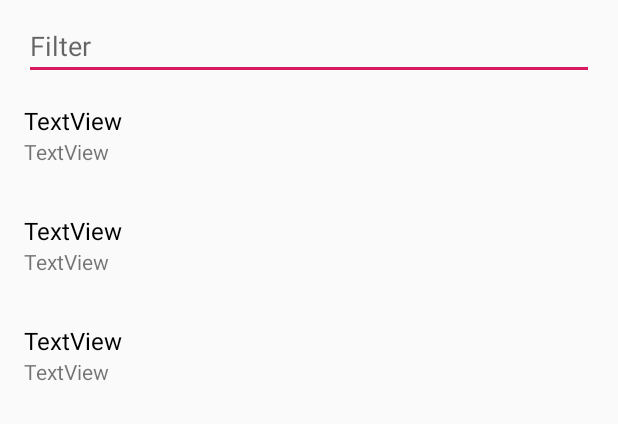
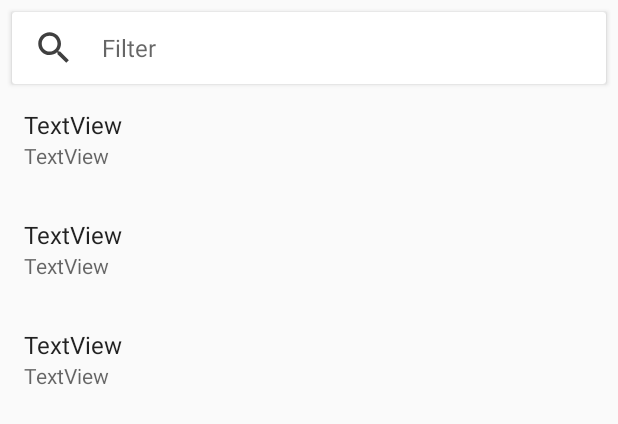
Before and after one commit to starwheel/city-filter-map-android, an Android app: the layout fr_city_list.xml on its own in the app's theme, with its tools: preview values and no code run, on a phone screen of 412 x 824 dp. Shown: the top 424 px of the screen. Run offline under Robolectric (Android 15) with nearby library versions, the phone set to English and light mode, and no system bars.

Commit message:
Update UI components to Material Design

```diff
--- a/app/build.gradle
+++ b/app/build.gradle
@@ -29,9 +29,11 @@ dependencies {
     implementation fileTree(dir: 'libs', include: ['*.jar'])
     implementation 'androidx.appcompat:appcompat:1.1.0'
     implementation 'com.google.android.gms:play-services-maps:17.0.0'
+    implementation 'com.google.android.material:material:1.0.0'
     implementation 'androidx.constraintlayout:constraintlayout:1.1.3'
     implementation 'androidx.lifecycle:lifecycle-extensions:2.1.0'
-    implementation 'androidx.recyclerview:recyclerview:1.0.0'
+    implementation 'androidx.recyclerview:recyclerview:1.1.0'
+    implementation 'androidx.cardview:cardview:1.0.0'
 
     implementation "com.google.code.gson:gson:$gson_version"
 
--- a/app/src/main/java/com/backbase/cityfiltermap/ui/search/CityListFragment.java
+++ b/app/src/main/java/com/backbase/cityfiltermap/ui/search/CityListFragment.java
@@ -14,10 +14,12 @@ import android.widget.ProgressBar;
 
 import androidx.annotation.NonNull;
 import androidx.annotation.Nullable;
+import androidx.core.content.ContextCompat;
 import androidx.fragment.app.Fragment;
 import androidx.lifecycle.Observer;
 import androidx.lifecycle.ViewModelProviders;
 import androidx.recyclerview.widget.DiffUtil;
+import androidx.recyclerview.widget.DividerItemDecoration;
 import androidx.recyclerview.widget.LinearLayoutManager;
 import androidx.recyclerview.widget.RecyclerView;
 
@@ -98,7 +100,9 @@ public class CityListFragment extends Fragment implements SearchListCallback {
 
         rvList.setAdapter(listAdapter);
         rvList.setLayoutManager(new LinearLayoutManager(getContext()));
-
+        DividerItemDecoration decoration = new DividerItemDecoration(getContext(), DividerItemDecoration.VERTICAL);
+        decoration.setDrawable(ContextCompat.getDrawable(getContext(), R.drawable.inset_divider));
+        rvList.addItemDecoration(decoration);
 
         editText.addTextChangedListener(new TextWatcher() {
             @Override
--- /dev/null
+++ b/app/src/main/res/drawable/ic_search_24dp.xml
@@ -0,0 +1,9 @@
+<vector xmlns:android="http://schemas.android.com/apk/res/android"
+        android:width="24dp"
+        android:height="24dp"
+        android:viewportWidth="24.0"
+        android:viewportHeight="24.0">
+    <path
+        android:fillColor="#FF000000"
+        android:pathData="M15.5,14h-0.79l-0.28,-0.27C15.41,12.59 16,11.11 16,9.5 16,5.91 13.09,3 9.5,3S3,5.91 3,9.5 5.91,16 9.5,16c1.61,0 3.09,-0.59 4.23,-1.57l0.27,0.28v0.79l5,4.99L20.49,19l-4.99,-5zM9.5,14C7.01,14 5,11.99 5,9.5S7.01,5 9.5,5 14,7.01 14,9.5 11.99,14 9.5,14z"/>
+</vector>
--- /dev/null
+++ b/app/src/main/res/drawable/inset_divider.xml
@@ -0,0 +1,11 @@
+<?xml version="1.0" encoding="utf-8"?>
+<inset xmlns:android="http://schemas.android.com/apk/res/android"
+    android:insetLeft="16dp"
+    android:insetRight="16dp">
+
+    <shape>
+        <size android:height="1dp"/>
+        <solid android:color="#0D000000" />
+    </shape>
+
+</inset>
--- a/app/src/main/res/layout/fr_city_list.xml
+++ b/app/src/main/res/layout/fr_city_list.xml
@@ -1,27 +1,60 @@
 <?xml version="1.0" encoding="utf-8"?>
-<androidx.constraintlayout.widget.ConstraintLayout xmlns:android="http://schemas.android.com/apk/res/android"
+<androidx.constraintlayout.widget.ConstraintLayout
+    xmlns:android="http://schemas.android.com/apk/res/android"
     xmlns:app="http://schemas.android.com/apk/res-auto"
     xmlns:tools="http://schemas.android.com/tools"
     android:layout_width="match_parent"
-    android:layout_height="match_parent">
+    android:layout_height="match_parent"
+    android:background="@color/background_color">
 
-    <EditText
-        android:id="@+id/editText"
-        android:layout_width="0dp"
+    <androidx.cardview.widget.CardView
+        android:id="@+id/cardView"
+        android:layout_width="match_parent"
         android:layout_height="wrap_content"
-        android:layout_marginStart="16dp"
-        android:layout_marginLeft="16dp"
+        android:layout_marginStart="8dp"
+        android:layout_marginLeft="8dp"
         android:layout_marginTop="8dp"
-        android:layout_marginEnd="16dp"
-        android:layout_marginRight="16dp"
-        android:ems="10"
-        android:hint="@string/searching_hint"
-        android:inputType="text"
+        android:layout_marginEnd="8dp"
+        android:layout_marginRight="8dp"
+        app:cardElevation="2dp"
+        app:cardCornerRadius="2dp"
         app:layout_constraintEnd_toEndOf="parent"
         app:layout_constraintHorizontal_bias="0.5"
         app:layout_constraintStart_toStartOf="parent"
-        app:layout_constraintTop_toTopOf="parent"
-        />
+        app:layout_constraintTop_toTopOf="parent">
+
+        <LinearLayout
+            android:layout_width="match_parent"
+            android:layout_height="match_parent"
+            android:orientation="horizontal"
+            android:paddingLeft="4dp"
+            android:paddingRight="4dp">
+
+        <ImageView
+            android:id="@+id/imageView"
+            android:layout_width="48dp"
+            android:layout_height="48dp"
+            android:layout_gravity="center_vertical"
+            android:padding="10dp"
+            android:tint="@color/button_color"
+            app:srcCompat="@drawable/ic_search_24dp" />
+
+            <EditText
+                android:id="@+id/editText"
+                android:layout_width="match_parent"
+                android:layout_height="match_parent"
+                android:layout_gravity="center_vertical"
+                android:background="@null"
+                android:ems="10"
+                android:hint="@string/searching_hint"
+                android:inputType="text"
+                android:padding="8dp"
+                android:textSize="16sp"
+                android:textColor="@android:color/black"
+                android:visibility="visible" />
+        </LinearLayout>
+
+    </androidx.cardview.widget.CardView>
 
     <androidx.recyclerview.widget.RecyclerView
         android:id="@+id/rvList"
@@ -31,10 +64,8 @@
         app:layout_constraintEnd_toEndOf="parent"
         app:layout_constraintHorizontal_bias="0.5"
         app:layout_constraintStart_toStartOf="parent"
-        app:layout_constraintTop_toBottomOf="@+id/editText"
-        tools:listitem="@layout/item_search"
-        />
-
+        app:layout_constraintTop_toBottomOf="@+id/cardView"
+        tools:listitem="@layout/item_search" />
 
     <ProgressBar
         android:id="@+id/progressBar"
--- a/app/src/main/res/layout/fr_map.xml
+++ b/app/src/main/res/layout/fr_map.xml
@@ -10,12 +10,13 @@
         android:layout_width="match_parent"
         android:layout_height="match_parent"/>
 
-        <ImageButton
+    <ImageButton
         android:id="@+id/ivBack"
         android:layout_width="48dp"
         android:layout_height="48dp"
         android:padding="10dp"
         android:layout_gravity="start|top"
+        android:tint="@color/button_color"
         app:srcCompat="@drawable/ic_arrow_back_24dp" />
 
 </FrameLayout>
--- a/app/src/main/res/layout/item_search.xml
+++ b/app/src/main/res/layout/item_search.xml
@@ -15,21 +15,21 @@
         android:id="@+id/tvCity"
         android:layout_width="0dp"
         android:layout_height="wrap_content"
-        tools:text="TextView"
-        android:textColor="@android:color/black"
+        android:textColor="#de000000"
         android:textSize="16sp"
         app:layout_constraintEnd_toEndOf="parent"
         app:layout_constraintStart_toStartOf="parent"
-        app:layout_constraintTop_toTopOf="parent" />
+        app:layout_constraintTop_toTopOf="parent"
+        tools:text="TextView" />
 
     <TextView
         android:id="@+id/tvCoords"
         android:layout_width="0dp"
         android:layout_height="wrap_content"
-        tools:text="TextView"
+        android:textColor="#99000000"
         app:layout_constraintBottom_toBottomOf="parent"
         app:layout_constraintEnd_toEndOf="parent"
         app:layout_constraintStart_toStartOf="parent"
         app:layout_constraintTop_toBottomOf="@+id/tvCity"
-        />
+        tools:text="TextView" />
 </androidx.constraintlayout.widget.ConstraintLayout>
--- a/app/src/main/res/values/colors.xml
+++ b/app/src/main/res/values/colors.xml
@@ -3,4 +3,7 @@
     <color name="colorPrimary">#008577</color>
     <color name="colorPrimaryDark">#00574B</color>
     <color name="colorAccent">#D81B60</color>
+
+    <color name="background_color">#fafafa</color>
+    <color name="button_color">#404040</color>
 </resources>
```
